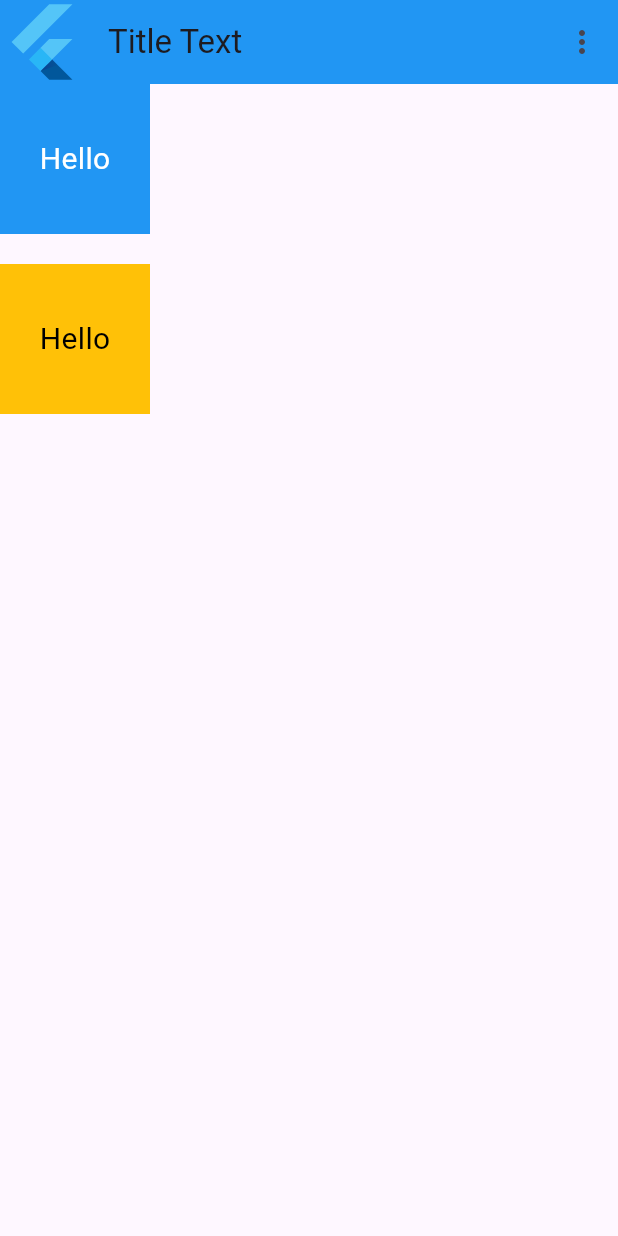
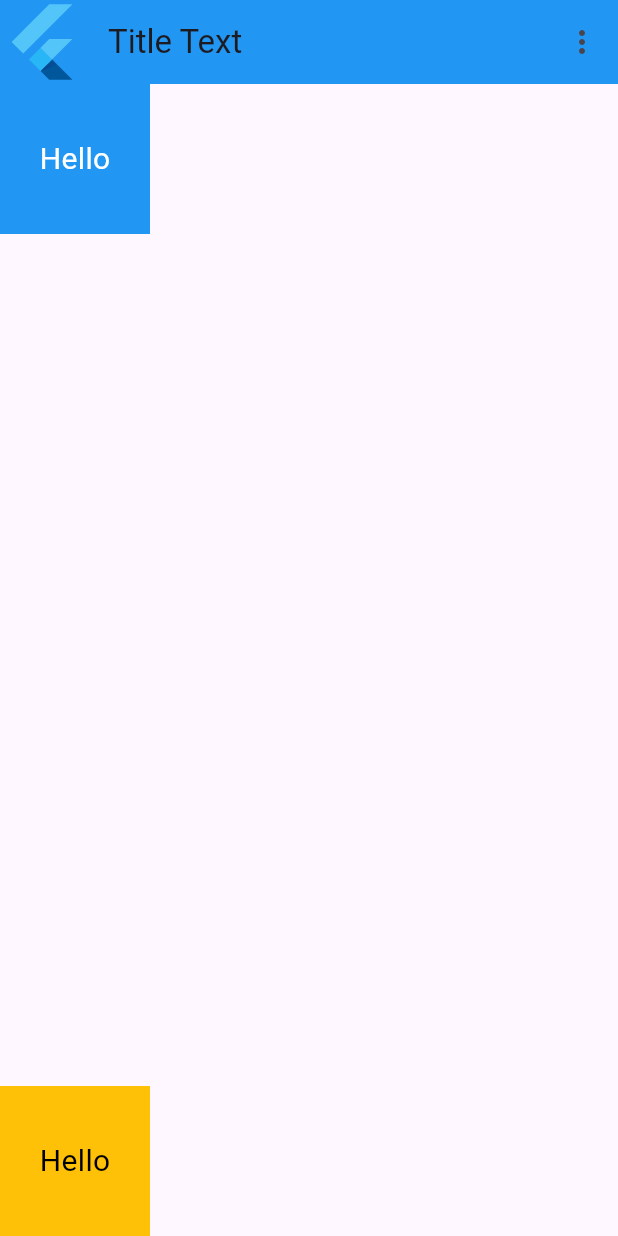
Before and after one commit to abdulahrudisoru/basic_flutter_exercises, a Flutter app: the screen it shows after launch, on a phone screen of 412 x 824 dp. Run offline on Flutter 3.47's test engine with Material 3 defaults, Android fonts, the phone set to English and light mode, and no system bars.

Commit message:
Question 011

```diff
--- a/lib/main.dart
+++ b/lib/main.dart
@@ -8,6 +8,7 @@
 import 'package:basic_flutter_exercises/questions/question_008.dart';
 import 'package:basic_flutter_exercises/questions/question_009.dart';
 import 'package:basic_flutter_exercises/questions/question_010.dart';
+import 'package:basic_flutter_exercises/questions/question_011.dart';
 import 'package:flutter/material.dart';
 
 void main() {
@@ -28,6 +29,7 @@
     // return Question007();
     // return Question008();
     // return Question009();
-    return Question010();
+    // return Question010();
+    return Question011();
   }
 }
--- /dev/null
+++ b/lib/questions/question_011.dart
@@ -0,0 +1,58 @@
+import 'package:flutter/material.dart';
+
+class Question011 extends StatelessWidget {
+  const Question011({super.key});
+
+  @override
+  Widget build(BuildContext context) {
+    return MaterialApp(
+      debugShowCheckedModeBanner: false,
+      home: Scaffold(
+        appBar: AppBar(
+          backgroundColor: Colors.blue,
+          centerTitle: false,
+          title: Text("Title Text"),
+          leading: FlutterLogo(),
+          actions: [
+            IconButton(
+                onPressed: () {
+                  print("Click");
+                },
+                icon: Icon(Icons.more_vert)),
+          ],
+        ),
+        body: Column(
+          mainAxisAlignment: MainAxisAlignment.spaceBetween,
+          children: [
+            Container(
+              width: 100,
+              height: 100,
+              decoration: BoxDecoration(
+                color: Colors.blue,
+              ),
+              child: Center(
+                child: Text(
+                  "Hello",
+                  style: TextStyle(fontSize: 20, color: Colors.white),
+                ),
+              ),
+            ),
+            Container(
+              width: 100,
+              height: 100,
+              decoration: BoxDecoration(
+                color: Colors.amber,
+              ),
+              child: Center(
+                child: Text(
+                  "Hello",
+                  style: TextStyle(fontSize: 20, color: Colors.black),
+                ),
+              ),
+            ),
+          ],
+        ),
+      ),
+    );
+  }
+}
```
